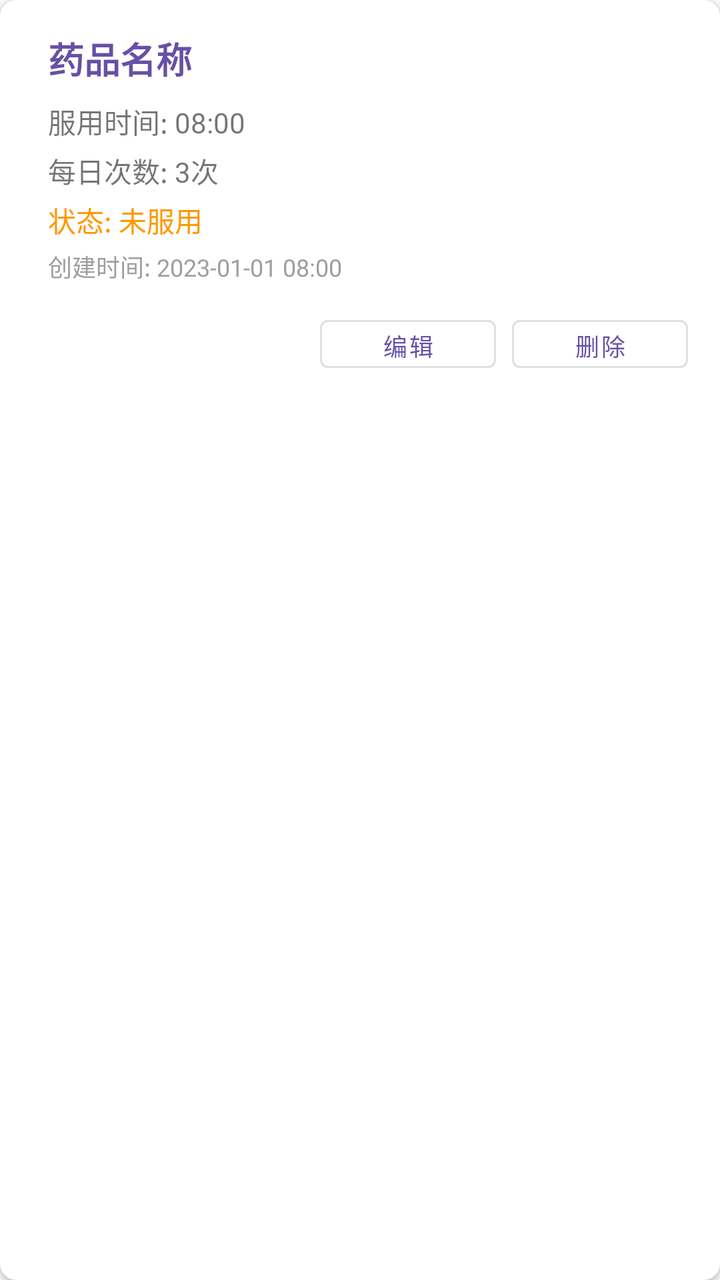
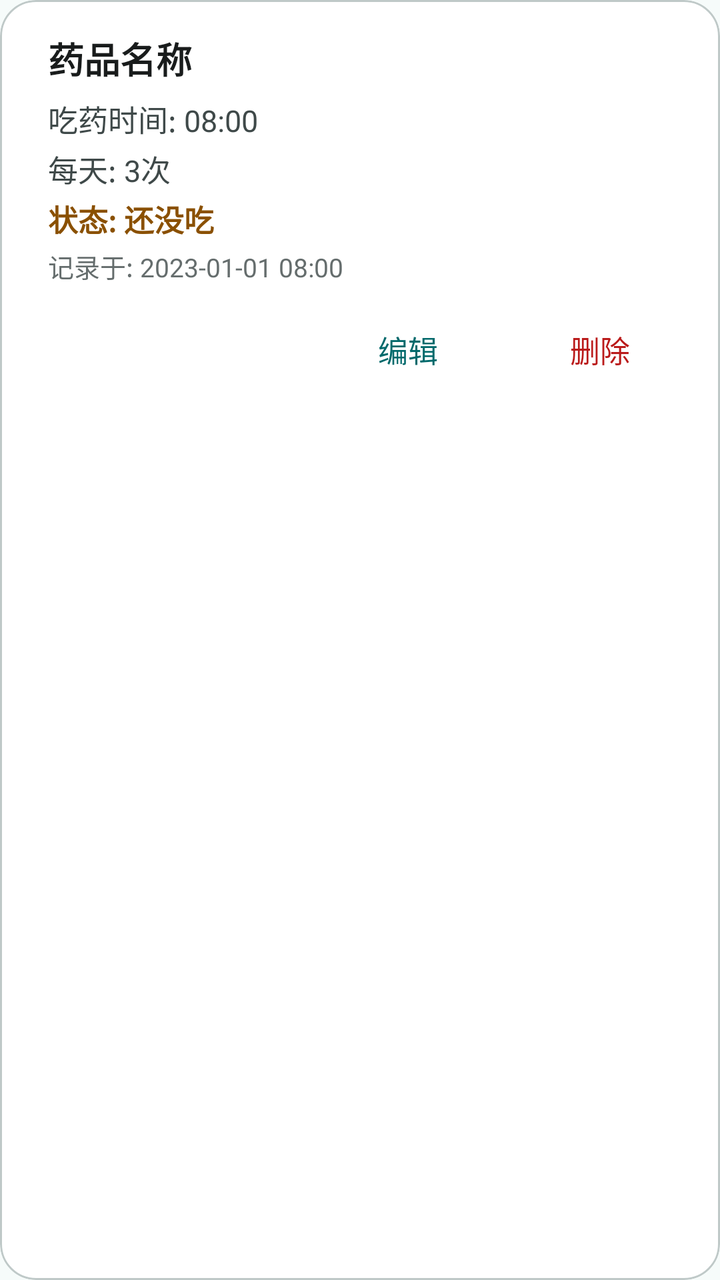

Before-and-after screenshots of an Android layout around one commit, followed by the original layout XML and the change that was made.
<!-- AndroidManifest.xml: application theme Theme.AIHealth_ALL -->
<!-- res/layout/item_drug.xml -->
<?xml version="1.0" encoding="utf-8"?>
<androidx.cardview.widget.CardView xmlns:android="http://schemas.android.com/apk/res/android"
    xmlns:app="http://schemas.android.com/apk/res-auto"
    android:layout_width="match_parent"
    android:layout_height="wrap_content"
    android:layout_marginBottom="8dp"
    app:cardCornerRadius="8dp"
    app:cardElevation="2dp">

    <LinearLayout
        android:layout_width="match_parent"
        android:layout_height="wrap_content"
        android:orientation="horizontal"
        android:padding="16dp">

        
        <CheckBox
            android:id="@+id/cb_batch_select"
            android:layout_width="wrap_content"
            android:layout_height="wrap_content"
            android:layout_gravity="center_vertical"
            android:visibility="gone" />

        
        <LinearLayout
            android:layout_width="0dp"
            android:layout_height="wrap_content"
            android:layout_weight="1"
            android:layout_marginStart="8dp"
            android:orientation="vertical">

            
            <TextView
                android:id="@+id/tv_drug_name"
                android:layout_width="match_parent"
                android:layout_height="wrap_content"
                android:text="药品名称"
                android:textSize="18sp"
                android:textStyle="bold"
                android:textColor="@color/primary"
                android:layout_marginBottom="8dp" />

            
            <TextView
                android:id="@+id/tv_take_time"
                android:layout_width="match_parent"
                android:layout_height="wrap_content"
                android:text="服用时间: 08:00"
                android:textSize="14sp"
                android:layout_marginBottom="4dp" />

            
            <TextView
                android:id="@+id/tv_take_times"
                android:layout_width="match_parent"
                android:layout_height="wrap_content"
                android:text="每日次数: 3次"
                android:textSize="14sp"
                android:layout_marginBottom="4dp" />

            
            <TextView
                android:id="@+id/tv_take_status"
                android:layout_width="match_parent"
                android:layout_height="wrap_content"
                android:text="状态: 未服用"
                android:textSize="14sp"
                android:textColor="@color/warning"
                android:layout_marginBottom="4dp" />

            
            <TextView
                android:id="@+id/tv_create_time"
                android:layout_width="match_parent"
                android:layout_height="wrap_content"
                android:text="创建时间: 2023-01-01 08:00"
                android:textSize="12sp"
                android:textColor="@color/grey_medium"
                android:layout_marginBottom="12dp" />

            
            <LinearLayout
                android:layout_width="match_parent"
                android:layout_height="wrap_content"
                android:orientation="horizontal"
                android:gravity="end">

                <Button
                    android:id="@+id/btn_edit"
                    android:layout_width="wrap_content"
                    android:layout_height="36dp"
                    android:text="编辑"
                    android:textSize="12sp"
                    style="@style/Widget.MaterialComponents.Button.OutlinedButton"
                    android:layout_marginEnd="8dp" />

                <Button
                    android:id="@+id/btn_delete"
                    android:layout_width="wrap_content"
                    android:layout_height="36dp"
                    android:text="删除"
                    android:textSize="12sp"
                    style="@style/Widget.MaterialComponents.Button.OutlinedButton" />

            </LinearLayout>
        </LinearLayout>
    </LinearLayout>
</androidx.cardview.widget.CardView>
<!-- resources referenced by this layout -->
<resources>
  <color name="grey_medium">@color/grey_500</color>
  <color name="primary">#6750A4</color>
  <color name="warning">#FF9800</color>
  <style name="Theme.AIHealth_ALL" parent="Theme.MaterialComponents.DayNight.NoActionBar">
          
          <item name="colorPrimary">@color/primary</item>
          <item name="colorPrimaryVariant">@color/primary_dark</item>
          <item name="colorOnPrimary">@color/white</item>
  
          
          <item name="colorSecondary">@color/secondary</item>
          <item name="colorSecondaryVariant">@color/secondary_dark</item>
          <item name="colorOnSecondary">@color/white</item>
  
          
          <item name="android:statusBarColor">?attr/colorPrimaryVariant</item>
  
          
          <item name="android:windowBackground">@color/background</item>
  
          
          <item name="materialButtonStyle">@style/Widget.MaterialComponents.Button</item>
          <item name="materialButtonOutlinedStyle">@style/Widget.MaterialComponents.Button.OutlinedButton</item>
      </style>
  <color name="grey_500">#9E9E9E</color>
  <color name="primary_dark">#4F378B</color>
  <color name="white">#FFFFFF</color>
  <color name="secondary">#625B71</color>
  <color name="secondary_dark">#4A4458</color>
  <color name="background">#FFFBFE</color>
</resources>

<!-- the commit's change to res/layout/item_drug.xml (unified diff, before → after) -->
@@ -1,11 +1,14 @@
 <?xml version="1.0" encoding="utf-8"?>
-<androidx.cardview.widget.CardView xmlns:android="http://schemas.android.com/apk/res/android"
+<com.google.android.material.card.MaterialCardView xmlns:android="http://schemas.android.com/apk/res/android"
     xmlns:app="http://schemas.android.com/apk/res-auto"
     android:layout_width="match_parent"
     android:layout_height="wrap_content"
-    android:layout_marginBottom="8dp"
-    app:cardCornerRadius="8dp"
-    app:cardElevation="2dp">
+    android:layout_marginBottom="12dp"
+    app:cardCornerRadius="18dp"
+    app:cardElevation="0dp"
+    app:strokeWidth="1dp"
+    app:strokeColor="@color/outline_variant"
+    app:cardBackgroundColor="@color/surface_container_lowest">
 
     <LinearLayout
         android:layout_width="match_parent"
@@ -13,15 +16,13 @@
         android:orientation="horizontal"
         android:padding="16dp">
 
-        
-        <CheckBox
+        <com.google.android.material.checkbox.MaterialCheckBox
             android:id="@+id/cb_batch_select"
             android:layout_width="wrap_content"
             android:layout_height="wrap_content"
             android:layout_gravity="center_vertical"
             android:visibility="gone" />
 
-        
         <LinearLayout
             android:layout_width="0dp"
             android:layout_height="wrap_content"
@@ -29,7 +30,6 @@
             android:layout_marginStart="8dp"
             android:orientation="vertical">
 
-            
             <TextView
                 android:id="@+id/tv_drug_name"
                 android:layout_width="match_parent"
@@ -37,72 +37,75 @@
                 android:text="药品名称"
                 android:textSize="18sp"
                 android:textStyle="bold"
-                android:textColor="@color/primary"
-                android:layout_marginBottom="8dp" />
+                android:textColor="@color/on_surface"
+                android:layout_marginBottom="6dp" />
 
-            
             <TextView
                 android:id="@+id/tv_take_time"
                 android:layout_width="match_parent"
                 android:layout_height="wrap_content"
-                android:text="服用时间: 08:00"
-                android:textSize="14sp"
-                android:layout_marginBottom="4dp" />
+                android:text="吃药时间: 08:00"
+                android:textSize="15sp"
+                android:textColor="@color/on_surface_variant"
+                android:layout_marginBottom="3dp" />
 
-            
             <TextView
                 android:id="@+id/tv_take_times"
                 android:layout_width="match_parent"
                 android:layout_height="wrap_content"
-                android:text="每日次数: 3次"
-                android:textSize="14sp"
-                android:layout_marginBottom="4dp" />
+                android:text="每天: 3次"
+                android:textSize="15sp"
+                android:textColor="@color/on_surface_variant"
+                android:layout_marginBottom="3dp" />
 
-            
             <TextView
                 android:id="@+id/tv_take_status"
                 android:layout_width="match_parent"
                 android:layout_height="wrap_content"
-                android:text="状态: 未服用"
-                android:textSize="14sp"
+                android:text="状态: 还没吃"
+                android:textSize="15sp"
+                android:textStyle="bold"
                 android:textColor="@color/warning"
-                android:layout_marginBottom="4dp" />
+                android:layout_marginBottom="3dp" />
 
-            
             <TextView
                 android:id="@+id/tv_create_time"
                 android:layout_width="match_parent"
                 android:layout_height="wrap_content"
-                android:text="创建时间: 2023-01-01 08:00"
-                android:textSize="12sp"
-                android:textColor="@color/grey_medium"
-                android:layout_marginBottom="12dp" />
+                android:text="记录于: 2023-01-01 08:00"
+                android:textSize="13sp"
+                android:textColor="@color/on_surface_variant"
+                android:alpha="0.8"
+                android:layout_marginBottom="10dp" />
 
-            
             <LinearLayout
                 android:layout_width="match_parent"
                 android:layout_height="wrap_content"
                 android:orientation="horizontal"
                 android:gravity="end">
 
-                <Button
+                <com.google.android.material.button.MaterialButton
                     android:id="@+id/btn_edit"
                     android:layout_width="wrap_content"
-                    android:layout_height="36dp"
+                    android:layout_height="wrap_content"
+                    android:minHeight="44dp"
                     android:text="编辑"
-                    android:textSize="12sp"
-                    style="@style/Widget.MaterialComponents.Button.OutlinedButton"
+                    android:textSize="15sp"
+                    android:textAllCaps="false"
+                    style="@style/Widget.Material3.Button.TextButton"
                     android:layout_marginEnd="8dp" />
 
-                <Button
+                <com.google.android.material.button.MaterialButton
                     android:id="@+id/btn_delete"
                     android:layout_width="wrap_content"
-                    android:layout_height="36dp"
+                    android:layout_height="wrap_content"
+                    android:minHeight="44dp"
                     android:text="删除"
-                    android:textSize="12sp"
-                    style="@style/Widget.MaterialComponents.Button.OutlinedButton" />
-
+                    android:textSize="15sp"
+                    android:textAllCaps="false"
+                    android:textColor="@color/error"
+                    style="@style/Widget.Material3.Button.TextButton" />
             </LinearLayout>
         </LinearLayout>
     </LinearLayout>
-</androidx.cardview.widget.CardView>
+</com.google.android.material.card.MaterialCardView>
<!-- resource entries referenced after the edit -->
@@ -1,34 +1,96 @@
 <!-- resources referenced by this layout -->
 <resources>
-  <color name="grey_medium">@color/grey_500</color>
-  <color name="primary">#6750A4</color>
-  <color name="warning">#FF9800</color>
-  <style name="Theme.AIHealth_ALL" parent="Theme.MaterialComponents.DayNight.NoActionBar">
+  <color name="error">#BA1A1A</color>
+  <color name="on_surface">#191C1C</color>
+  <color name="on_surface_variant">#3F4949</color>
+  <color name="outline_variant">#BFC9C8</color>
+  <color name="surface_container_lowest">#FFFFFF</color>
+  <color name="primary">#00696B</color>
+  <color name="on_primary">#FFFFFF</color>
+  <color name="primary_container">#9CF2F2</color>
+  <color name="on_primary_container">#002020</color>
+  <color name="primary_light">#9CF2F2</color>
+  <color name="warning">#8A5000</color>
+  <style name="Theme.AIHealth_ALL" parent="Theme.Material3.Light.NoActionBar">
           
           <item name="colorPrimary">@color/primary</item>
-          <item name="colorPrimaryVariant">@color/primary_dark</item>
-          <item name="colorOnPrimary">@color/white</item>
+          <item name="colorOnPrimary">@color/on_primary</item>
+          <item name="colorPrimaryContainer">@color/primary_container</item>
+          <item name="colorOnPrimaryContainer">@color/on_primary_container</item>
+          <item name="colorPrimaryInverse">@color/primary_light</item>
   
           
           <item name="colorSecondary">@color/secondary</item>
-          <item name="colorSecondaryVariant">@color/secondary_dark</item>
-          <item name="colorOnSecondary">@color/white</item>
+          <item name="colorOnSecondary">@color/on_secondary</item>
+          <item name="colorSecondaryContainer">@color/secondary_container</item>
+          <item name="colorOnSecondaryContainer">@color/on_secondary_container</item>
   
           
-          <item name="android:statusBarColor">?attr/colorPrimaryVariant</item>
+          <item name="colorTertiary">@color/tertiary</item>
+          <item name="colorOnTertiary">@color/on_tertiary</item>
+          <item name="colorTertiaryContainer">@color/tertiary_container</item>
+          <item name="colorOnTertiaryContainer">@color/on_tertiary_container</item>
+  
+          
+          <item name="colorError">@color/error</item>
+          <item name="colorOnError">@color/on_error</item>
+          <item name="colorErrorContainer">@color/error_container</item>
+          <item name="colorOnErrorContainer">@color/on_error_container</item>
+  
+          
+          <item name="android:colorBackground">@color/background</item>
+          <item name="colorOnBackground">@color/on_background</item>
+          <item name="colorSurface">@color/surface</item>
+          <item name="colorOnSurface">@color/on_surface</item>
+          <item name="colorSurfaceVariant">@color/surface_variant</item>
+          <item name="colorOnSurfaceVariant">@color/on_surface_variant</item>
+          <item name="colorSurfaceInverse">@color/surface_container_highest</item>
+          <item name="colorOnSurfaceInverse">@color/on_surface_inverse</item>
+  
+          
+          <item name="colorOutline">@color/outline</item>
+          <item name="colorOutlineVariant">@color/outline_variant</item>
   
           
           <item name="android:windowBackground">@color/background</item>
+          <item name="android:statusBarColor">@color/primary</item>
+          <item name="android:navigationBarColor">@color/surface</item>
+          <item name="android:windowLightStatusBar">false</item>
   
           
-          <item name="materialButtonStyle">@style/Widget.MaterialComponents.Button</item>
-          <item name="materialButtonOutlinedStyle">@style/Widget.MaterialComponents.Button.OutlinedButton</item>
+          <item name="shapeAppearanceSmallComponent">@style/ShapeAppearance.AIHealth.Small</item>
+          <item name="shapeAppearanceMediumComponent">@style/ShapeAppearance.AIHealth.Medium</item>
+          <item name="shapeAppearanceLargeComponent">@style/ShapeAppearance.AIHealth.Large</item>
       </style>
-  <color name="grey_500">#9E9E9E</color>
-  <color name="primary_dark">#4F378B</color>
-  <color name="white">#FFFFFF</color>
-  <color name="secondary">#625B71</color>
-  <color name="secondary_dark">#4A4458</color>
-  <color name="background">#FFFBFE</color>
+  <color name="secondary">#4A6363</color>
+  <color name="on_secondary">#FFFFFF</color>
+  <color name="secondary_container">#CDE8E8</color>
+  <color name="on_secondary_container">#051F1F</color>
+  <color name="tertiary">#8A5000</color>
+  <color name="on_tertiary">#FFFFFF</color>
+  <color name="tertiary_container">#FFDDB0</color>
+  <color name="on_tertiary_container">#2C1600</color>
+  <color name="on_error">#FFFFFF</color>
+  <color name="error_container">#FFDAD6</color>
+  <color name="on_error_container">#410002</color>
+  <color name="background">#F6FBFA</color>
+  <color name="on_background">#191C1C</color>
+  <color name="surface">#F6FBFA</color>
+  <color name="surface_variant">#DAE5E4</color>
+  <color name="surface_container_highest">#DEE4E4</color>
+  <color name="on_surface_inverse">#EFF1F1</color>
+  <color name="outline">#6F7978</color>
+  <style name="ShapeAppearance.AIHealth.Small" parent="">
+          <item name="cornerFamily">rounded</item>
+          <item name="cornerSize">12dp</item>
+      </style>
+  <style name="ShapeAppearance.AIHealth.Medium" parent="">
+          <item name="cornerFamily">rounded</item>
+          <item name="cornerSize">20dp</item>
+      </style>
+  <style name="ShapeAppearance.AIHealth.Large" parent="">
+          <item name="cornerFamily">rounded</item>
+          <item name="cornerSize">28dp</item>
+      </style>
 </resources>
 
